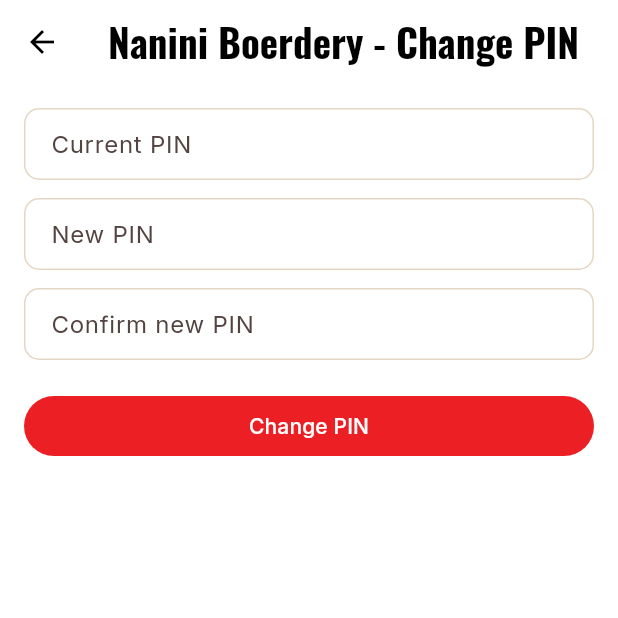
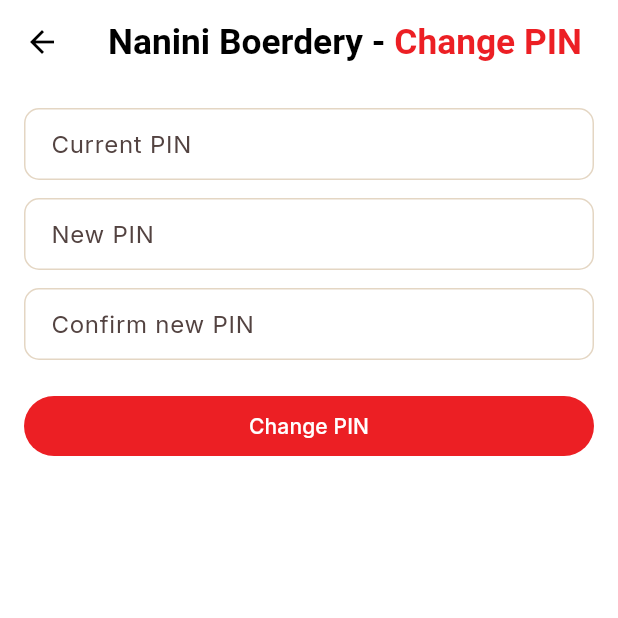
Before and after one commit to DFourie87/Nanini, a Flutter app: the ChangePinScreen screen opened directly, on a phone screen of 412 x 824 dp, the top half of it. Run offline on Flutter 3.47's test engine with Material 3 defaults, Android fonts, the phone set to English and light mode, and no system bars; our stand-ins replace csv, fl_chart, flutter_map, google_fonts, latlong2, pdf and 4 more; accounts and stored records are empty.

Commit message:
Colour the module name red (logo colour) in the header, keep rest black
Co-Authored-By: Claude Sonnet 5 <noreply@anthropic.com>
Claude-Session: https://claude.ai/code/session_0154FLxM7bQ7qjn16GE6RHFv

```diff
--- a/nanini_app/lib/core/widgets/nanini_app_bar.dart
+++ b/nanini_app/lib/core/widgets/nanini_app_bar.dart
@@ -1,4 +1,5 @@
 import 'package:flutter/material.dart';
+import '../../theme/nanini_theme.dart';
 
 /// Standard module header: back button, title, optional actions. Since
 /// login is now app-wide (see core/auth/), there's no per-module "Manager"
@@ -17,10 +18,15 @@ class NaniniAppBar extends StatelessWidget implements PreferredSizeWidget {
       title: FittedBox(
         fit: BoxFit.scaleDown,
         alignment: Alignment.centerLeft,
-        child: Text(
-          'Nanini Boerdery - $title',
+        child: Text.rich(
+          TextSpan(
+            style: Theme.of(context).appBarTheme.titleTextStyle?.copyWith(fontSize: 26, fontWeight: FontWeight.w700),
+            children: [
+              const TextSpan(text: 'Nanini Boerdery - ', style: TextStyle(color: Colors.black)),
+              TextSpan(text: title, style: const TextStyle(color: NaniniColors.rust)),
+            ],
+          ),
           maxLines: 1,
-          style: Theme.of(context).appBarTheme.titleTextStyle?.copyWith(fontSize: 26, color: Colors.black, fontWeight: FontWeight.w700),
         ),
       ),
       actions: [
```
